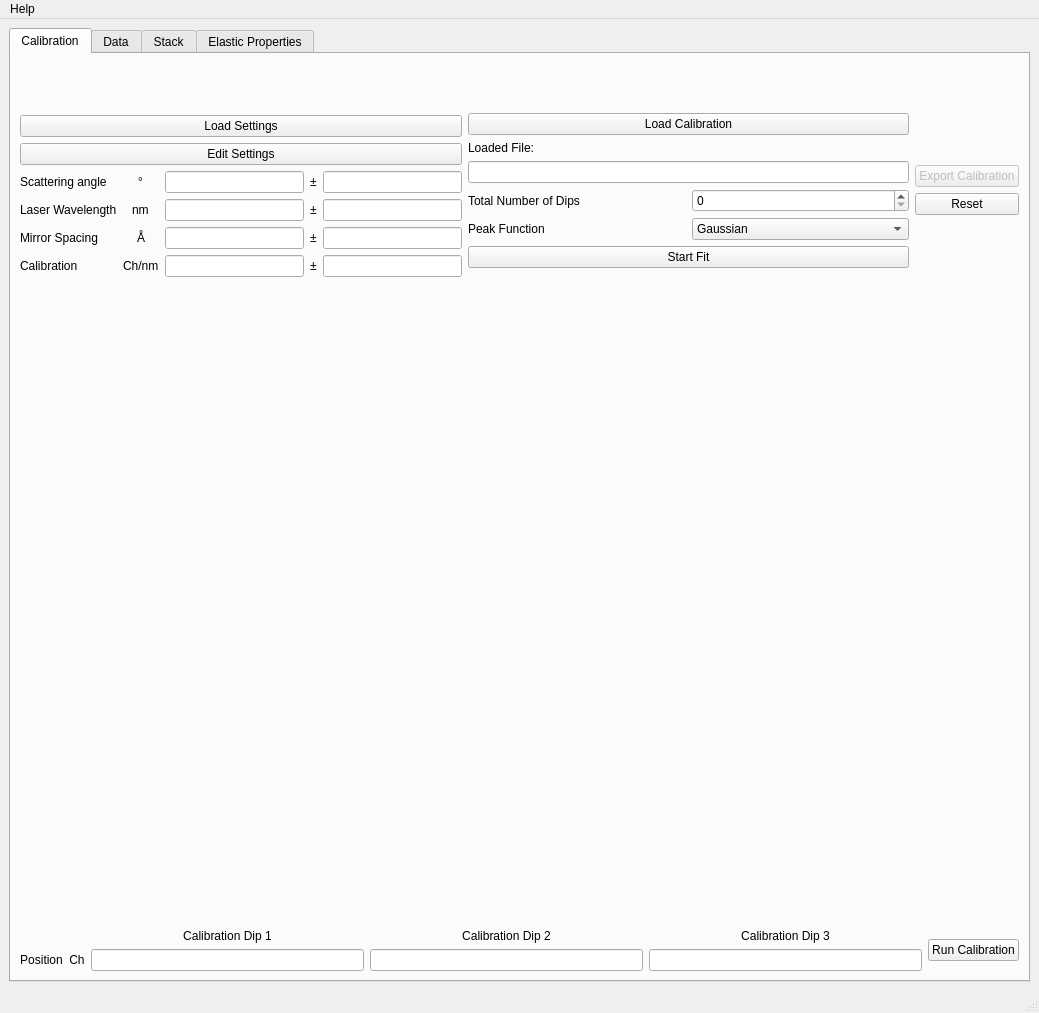
Before: the Qt Designer form src/brillouinview/gui/ui/brillouinview_main_window.ui in KirstenSch/BrillouinView, drawn with Qt 5.
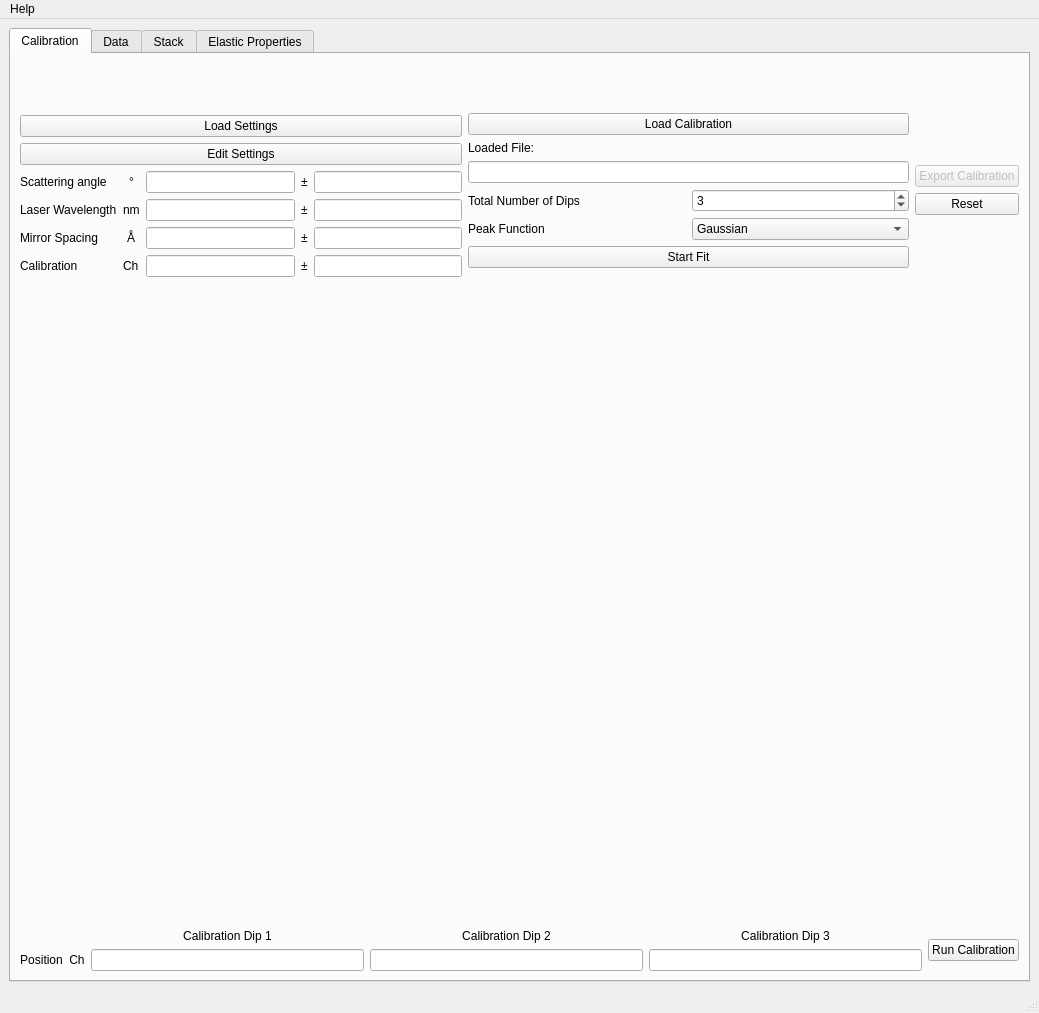
After: the same form once the commit is applied. Custom widgets are drawn as their Qt base class.

Commit message: changed calibration_factor usage to calibration_value, new function to caluclate calibration_factor

```diff
--- a/src/brillouinview/gui/ui/brillouinview_main_window.ui
+++ b/src/brillouinview/gui/ui/brillouinview_main_window.ui
@@ -197,7 +197,7 @@
                 <item row="3" column="1" alignment="Qt::AlignHCenter">
                  <widget class="QLabel" name="label_8">
                   <property name="text">
-                   <string>Ch/nm</string>
+                   <string>Ch</string>
                   </property>
                  </widget>
                 </item>
@@ -293,7 +293,11 @@
                  </widget>
                 </item>
                 <item row="0" column="1">
-                 <widget class="QSpinBox" name="sB_numpeaks"/>
+                 <widget class="QSpinBox" name="sB_numpeaks">
+                  <property name="value">
+                   <number>3</number>
+                  </property>
+                 </widget>
                 </item>
                </layout>
               </item>
```
The commit also changes 5 other files.
